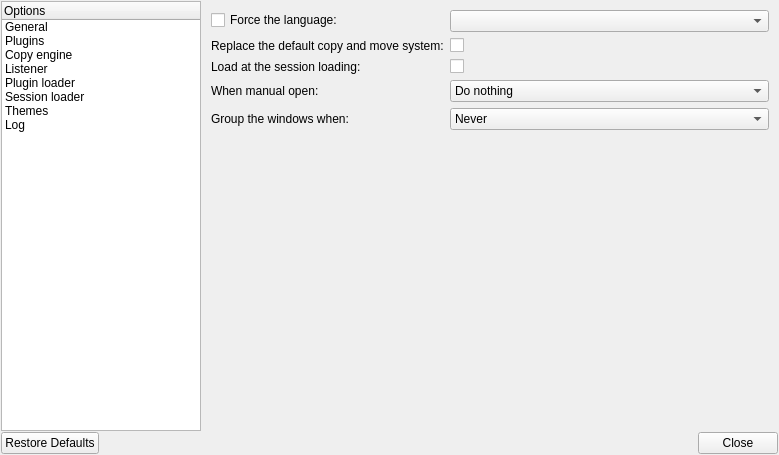
alphaonex86/Ultracopier, file OptionDialog.ui: the form before one commit.
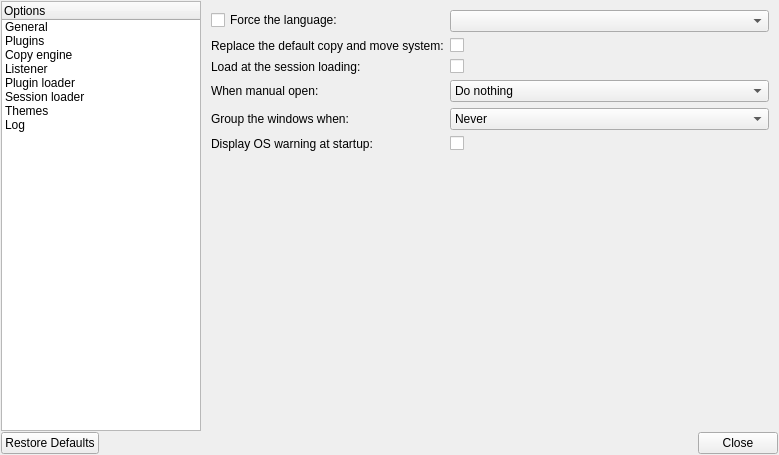
The form after the commit. The open tabs and pages were chosen to show the change. Icons and pictures are not drawn.

The edit to the form file:
```diff
--- a/OptionDialog.ui
+++ b/OptionDialog.ui
@@ -216,6 +216,16 @@
              </item>
             </widget>
            </item>
+           <item row="5" column="0">
+            <widget class="QLabel" name="label_11">
+             <property name="text">
+              <string>Display OS warning at startup:</string>
+             </property>
+            </widget>
+           </item>
+           <item row="5" column="1">
+            <widget class="QCheckBox" name="DisplayOSWarning"/>
+           </item>
           </layout>
          </item>
          <item>
```
Left out of the diff: 2 changed lines with no effect on the pictures.
